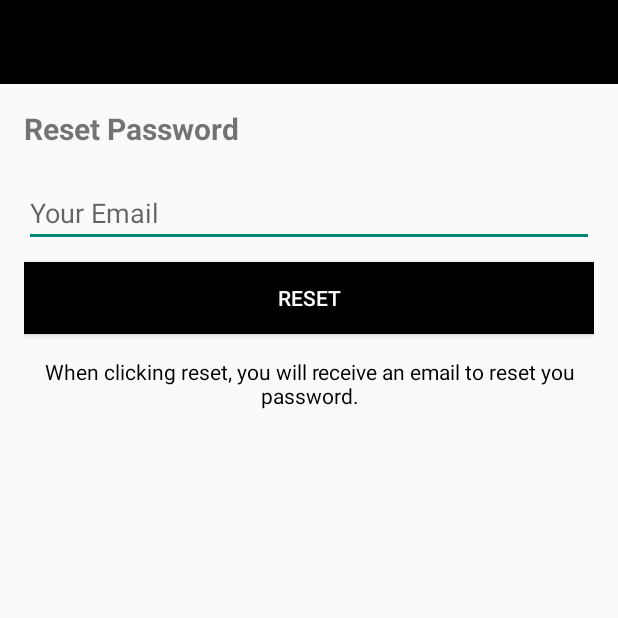
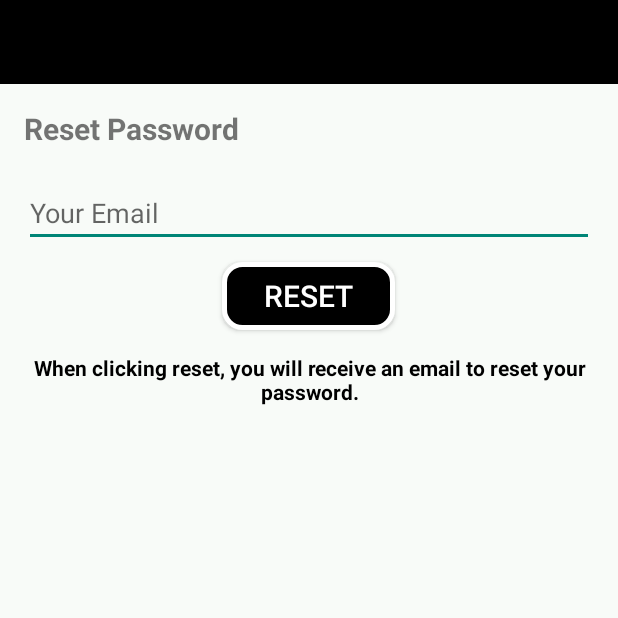
Before and after one commit to jtclapp/Jabber, an Android app: the ResetPasswordActivity screen opened directly, with no data from a screen before it, on a phone screen of 412 x 824 dp, the top half of it. Run offline under Robolectric (Android 15) with nearby library versions, the phone set to English and light mode, and no system bars; our stand-ins replace Firebase (no records; nobody signed in at launch, a user with empty details on screens opened directly).

Commit message:
UI changes #2

```diff
--- a/app/src/main/java/com/modify/jabber/Adapter/MessageAdapter.java
+++ b/app/src/main/java/com/modify/jabber/Adapter/MessageAdapter.java
@@ -75,7 +75,7 @@ public class MessageAdapter extends RecyclerView.Adapter<MessageAdapter.ViewHold
                 Picasso.get().load(imageurl).fit().centerInside().rotate(270).into(holder.profile_image);
             }
 
-            if (position == mChat.size()-1){
+            if (position == (mChat.size() - 1)){
                 if (chat.isIsSeen()){
                     holder.txt_seen.setText("Seen");
                 } else {
--- a/app/src/main/java/com/modify/jabber/MessageActivity.java
+++ b/app/src/main/java/com/modify/jabber/MessageActivity.java
@@ -11,6 +11,8 @@ import android.provider.MediaStore;
 import android.view.Menu;
 import android.view.MenuItem;
 import android.view.View;
+import android.view.inputmethod.EditorInfo;
+import android.view.inputmethod.InputConnection;
 import android.webkit.MimeTypeMap;
 import android.widget.EditText;
 import android.widget.ImageButton;
@@ -20,6 +22,10 @@ import android.widget.Toast;
 import androidx.annotation.NonNull;
 import androidx.appcompat.app.AppCompatActivity;
 import androidx.appcompat.widget.Toolbar;
+import androidx.core.os.BuildCompat;
+import androidx.core.view.inputmethod.EditorInfoCompat;
+import androidx.core.view.inputmethod.InputConnectionCompat;
+import androidx.core.view.inputmethod.InputContentInfoCompat;
 import androidx.recyclerview.widget.LinearLayoutManager;
 import androidx.recyclerview.widget.RecyclerView;
 
--- a/app/src/main/java/com/modify/jabber/ResetPasswordActivity.java
+++ b/app/src/main/java/com/modify/jabber/ResetPasswordActivity.java
@@ -25,9 +25,6 @@ public class ResetPasswordActivity extends AppCompatActivity {
     protected void onCreate(Bundle savedInstanceState) {
         super.onCreate(savedInstanceState);
         setContentView(R.layout.activity_reset_password);
-
-        getSupportActionBar().setTitle("Reset Password");
-        getSupportActionBar().setDisplayHomeAsUpEnabled(true);
 
         send_email = findViewById(R.id.send_email);
         btn_reset = findViewById(R.id.btn_reset);
--- /dev/null
+++ b/app/src/main/res/drawable/buttonshape.xml
@@ -0,0 +1,23 @@
+<?xml version="1.0" encoding="utf-8"?>
+<shape xmlns:android="http://schemas.android.com/apk/res/android" android:shape="rectangle" >
+    <corners
+        android:radius="12dp"
+        />
+    <solid
+        android:color="#000000"
+        />
+    <padding
+        android:left="0dp"
+        android:top="0dp"
+        android:right="0dp"
+        android:bottom="0dp"
+        />
+    <size
+        android:width="145dp"
+        android:height="60dp"
+        />
+    <stroke
+        android:width="3dp"
+        android:color="#FFFFFF"
+        />
+</shape>
--- a/app/src/main/res/layout/activity_reset_password.xml
+++ b/app/src/main/res/layout/activity_reset_password.xml
@@ -5,7 +5,8 @@
     android:layout_width="match_parent"
     android:layout_height="match_parent"
     android:orientation="vertical"
-    tools:context=".ResetPasswordActivity">
+    tools:context=".ResetPasswordActivity"
+    android:background="#f8fbf8">
 
     <androidx.appcompat.widget.Toolbar
         android:id="@+id/ResetToolbar"
@@ -37,15 +38,16 @@
             android:labelFor="@+id/send_email"
             android:hint="Your Email"
             android:layout_marginTop="20dp"/>
-
         <Button
-            android:layout_width="match_parent"
-            android:layout_height="wrap_content"
+            android:id="@+id/btn_reset"
             android:text="Reset"
-            android:id="@+id/btn_reset"
-            android:textColor="#ffff"
-            android:background="@color/black"
-            android:layout_marginTop="10dp"/>
+            android:textColor="#FFFFFF"
+            android:textSize="20sp"
+            android:layout_width="115dp"
+            android:layout_height="45dp"
+            android:layout_gravity="center"
+            android:layout_marginTop="10dp"
+            android:background="@drawable/buttonshape"/>
 
         <TextView
             android:layout_width="wrap_content"
@@ -53,7 +55,8 @@
             android:gravity="center"
             android:layout_marginTop="15dp"
             android:textColor="#000"
-            android:text="When clicking reset, you will receive an email to reset you password."/>
+            android:textStyle="bold"
+            android:text="When clicking reset, you will receive an email to reset your password."/>
 
     </LinearLayout>
 
--- a/app/src/main/res/layout/chat_item_right.xml
+++ b/app/src/main/res/layout/chat_item_right.xml
@@ -40,7 +40,6 @@
             android:scaleType="fitCenter"
             android:background="@drawable/background_right"
             android:layout_alignParentRight="true"/>
-
     </RelativeLayout>
     <TextView
         android:layout_width="wrap_content"
```
Also changed, not shown: app/src/main/java/com/modify/jabber/SigninActivity.java (+3 -4 lines), app/src/main/java/com/modify/jabber/StartActivity.java (+30 -5 lines), app/src/main/res/layout/activity_signin.xml (+9 -7 lines), app/src/main/res/layout/activity_signup.xml (+8 -6 lines), app/src/main/res/values/attrs.xml (added, +10 -0 lines), app/src/main/res/values/colors.xml (+7 -0 lines).
